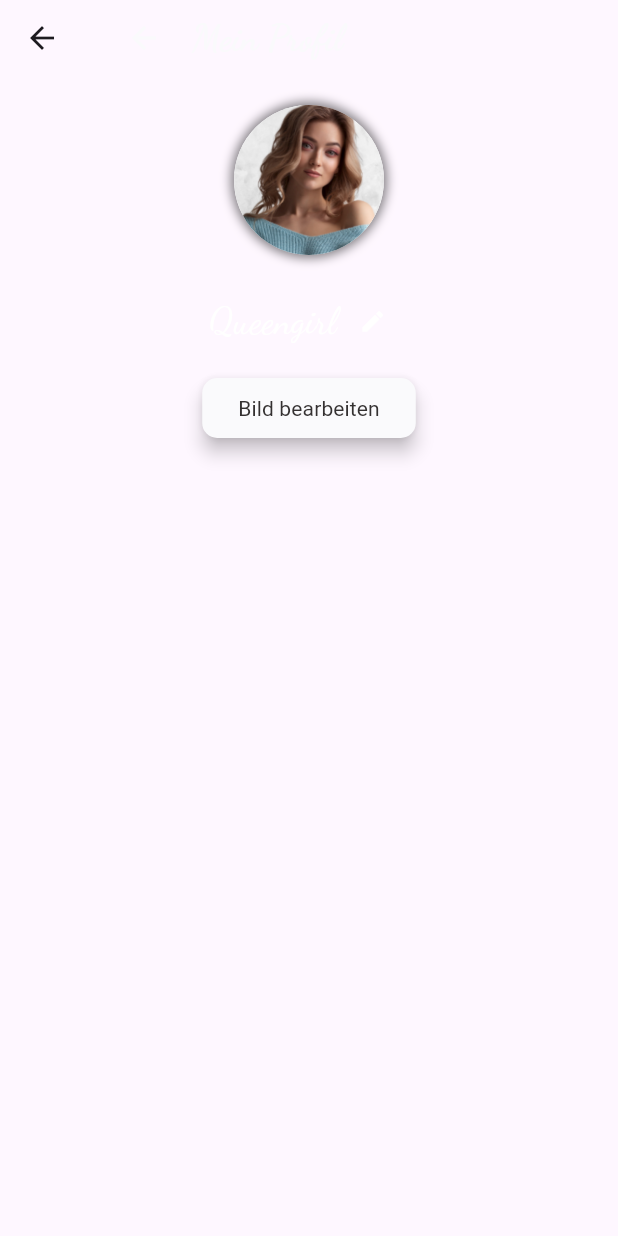
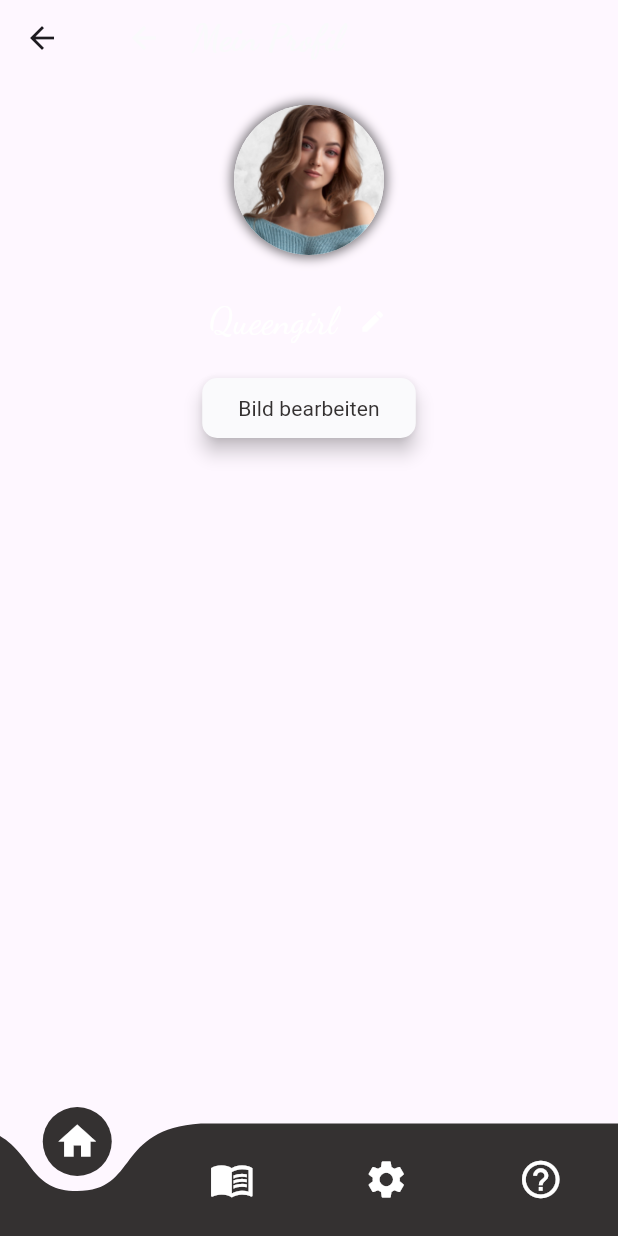
Before and after one commit to Queengirl1990/BookiesList, a Flutter app: the EditProfilScreen screen opened directly, on a phone screen of 412 x 824 dp. Run offline on Flutter 3.47's test engine with Material 3 defaults, Android fonts, the phone set to English and light mode, and no system bars; drawn by our look-alikes of curved_navigation_bar; our stand-ins replace animate_do, carousel_slider, flutter_rating_bar, flutter_riverpod, font_awesome_flutter, google_sign_in and 5 more; missing offline and left inert: flutter_barcode_scanner; accounts and stored records are empty.

Commit message:
edit navbar

```diff
--- a/lib/features/profil/presentation/edit_profile_screen.dart
+++ b/lib/features/profil/presentation/edit_profile_screen.dart
@@ -1,74 +1,17 @@
 import 'package:flutter/material.dart';
 import 'package:image_picker/image_picker.dart';
+import 'package:curved_navigation_bar/curved_navigation_bar.dart';
 import '../../../backend/styles/theme.dart';
 
-class MyApp extends StatelessWidget {
-  const MyApp({Key? key}) : super(key: key);
+class EditProfilScreen extends StatefulWidget {
+  const EditProfilScreen({Key? key}) : super(key: key);
 
   @override
-  Widget build(BuildContext context) {
-    return MaterialApp(
-      theme: ThemeData.light().copyWith(
-        primaryColor: CustomTheme.darkRed,
-        scaffoldBackgroundColor: Colors.transparent,
-        appBarTheme: const AppBarTheme(
-          backgroundColor: Colors.transparent,
-          elevation: 0,
-        ),
-      ),
-      home: Container(
-        decoration: const BoxDecoration(
-          gradient: LinearGradient(
-            colors: <Color>[
-              CustomTheme.loginGradientStart,
-              CustomTheme.loginGradientEnd,
-            ],
-            begin: FractionalOffset(0.0, 0.0),
-            end: FractionalOffset(1.0, 1.0),
-            stops: <double>[0.0, 1.0],
-            tileMode: TileMode.clamp,
-          ),
-        ),
-        child: const EditProfilScreen(),
-      ),
-    );
-  }
+  _EditProfilScreenState createState() => _EditProfilScreenState();
 }
 
-class MyCircularAvatar extends StatelessWidget {
-  const MyCircularAvatar({Key? key}) : super(key: key);
-
-  @override
-  Widget build(BuildContext context) {
-    return Container(
-      width: 100,
-      height: 100,
-      decoration: BoxDecoration(
-        color: CustomTheme.snowWhite,
-        shape: BoxShape.circle,
-        boxShadow: [
-          BoxShadow(
-            color: Colors.black.withOpacity(0.5),
-            spreadRadius: 2,
-            blurRadius: 5,
-            offset: const Offset(0, 0),
-          ),
-        ],
-      ),
-      child: ClipOval(
-        child: Image.asset(
-          'assets/images/avatar.png',
-          width: 100,
-          height: 100,
-          fit: BoxFit.cover,
-        ),
-      ),
-    );
-  }
-}
-
-class EditProfilScreen extends StatelessWidget {
-  const EditProfilScreen({Key? key}) : super(key: key);
+class _EditProfilScreenState extends State<EditProfilScreen> {
+  int currentPageIndex = 0;
 
   @override
   Widget build(BuildContext context) {
@@ -160,6 +103,41 @@ class EditProfilScreen extends StatelessWidget {
           ),
         ),
       ),
+      bottomNavigationBar: CurvedNavigationBar(
+        index: currentPageIndex,
+        backgroundColor: Colors.transparent,
+        color: CustomTheme.darkMode,
+        buttonBackgroundColor: CustomTheme.darkMode,
+        onTap: (int index) {
+          setState(() {
+            currentPageIndex = index;
+            switch (index) {
+              case 0:
+                // Home Icon - Zu HomeScreen navigieren
+                Navigator.pushNamed(context, '/');
+                break;
+              case 1:
+                // Menu Book - Zu UnreadBooks navigieren
+                Navigator.pushNamed(context, '/unreadBooks');
+                break;
+              case 2:
+                // Settings - Zum SettingsScreen navigieren
+                Navigator.pushNamed(context, '/settings');
+                break;
+              case 3:
+                // Help Outline - Zum RandomGeneratorScreen navigieren
+                Navigator.pushNamed(context, '/randomGenerator');
+                break;
+            }
+          });
+        },
+        items: const <Widget>[
+          Icon(Icons.home, size: 30, color: Colors.white),
+          Icon(Icons.menu_book, size: 30, color: Colors.white),
+          Icon(Icons.settings, size: 30, color: Colors.white),
+          Icon(Icons.help_outline, size: 30, color: Colors.white),
+        ],
+      ),
     );
   }
 
@@ -172,3 +150,35 @@ class EditProfilScreen extends StatelessWidget {
     }
   }
 }
+
+class MyCircularAvatar extends StatelessWidget {
+  const MyCircularAvatar({Key? key}) : super(key: key);
+
+  @override
+  Widget build(BuildContext context) {
+    return Container(
+      width: 100,
+      height: 100,
+      decoration: BoxDecoration(
+        color: CustomTheme.snowWhite,
+        shape: BoxShape.circle,
+        boxShadow: [
+          BoxShadow(
+            color: Colors.black.withOpacity(0.5),
+            spreadRadius: 2,
+            blurRadius: 5,
+            offset: const Offset(0, 0),
+          ),
+        ],
+      ),
+      child: ClipOval(
+        child: Image.asset(
+          'assets/images/avatar.png',
+          width: 100,
+          height: 100,
+          fit: BoxFit.cover,
+        ),
+      ),
+    );
+  }
+}
```
